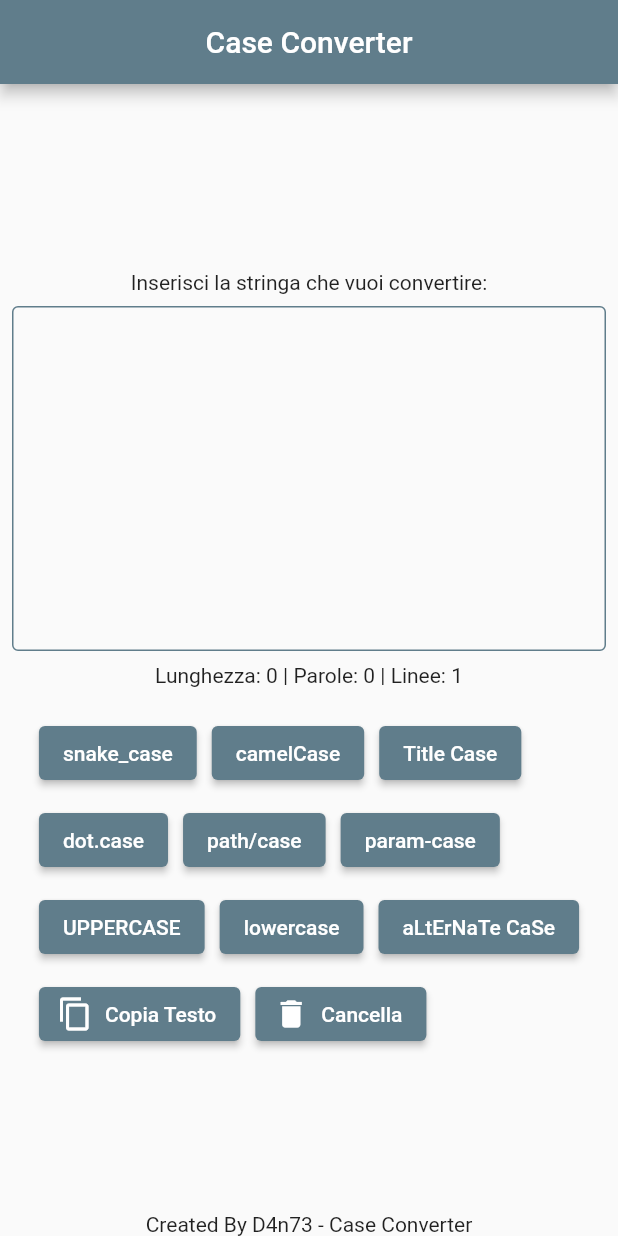
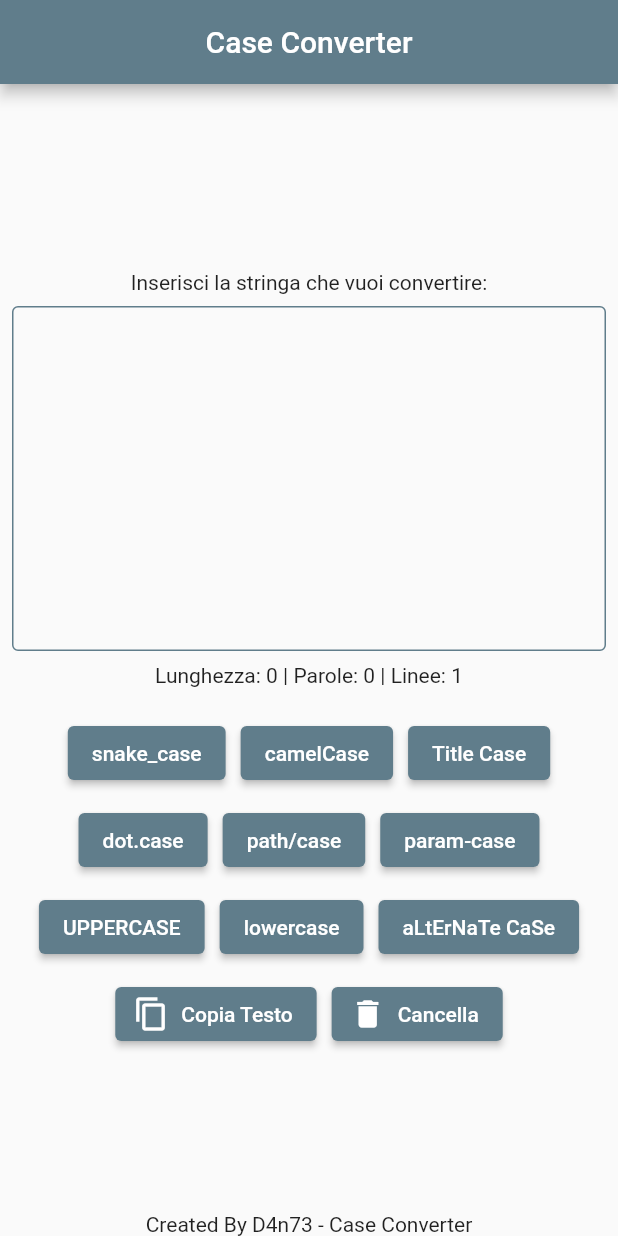
Before and after one commit to IsD4n73/Case-Converter, a Flutter app: the screen it shows after launch, on a phone screen of 412 x 824 dp. Run offline on Flutter 3.47's test engine with Material 2 defaults, Android fonts, the phone set to English and light mode, and no system bars; our stand-ins replace bot_toast, recase, url_strategy.

Commit message:
Update buttons.dart

```diff
--- a/lib/view/buttons.dart
+++ b/lib/view/buttons.dart
@@ -22,7 +22,7 @@ class _ButtonWidgetsState extends State<ButtonWidgets> {
     String string = widget.stringController.text;
 
     return Wrap(
-      //alignment: WrapAlignment.spaceBetween,
+      alignment: WrapAlignment.center,
       spacing: 10,
       runSpacing: 10,
       children: [
```
